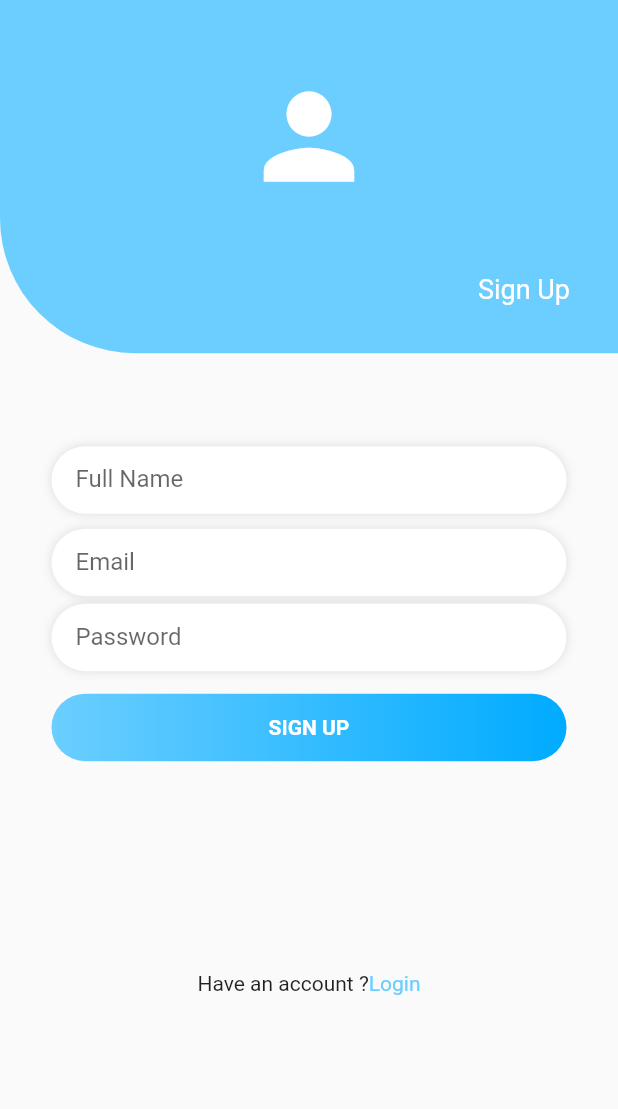
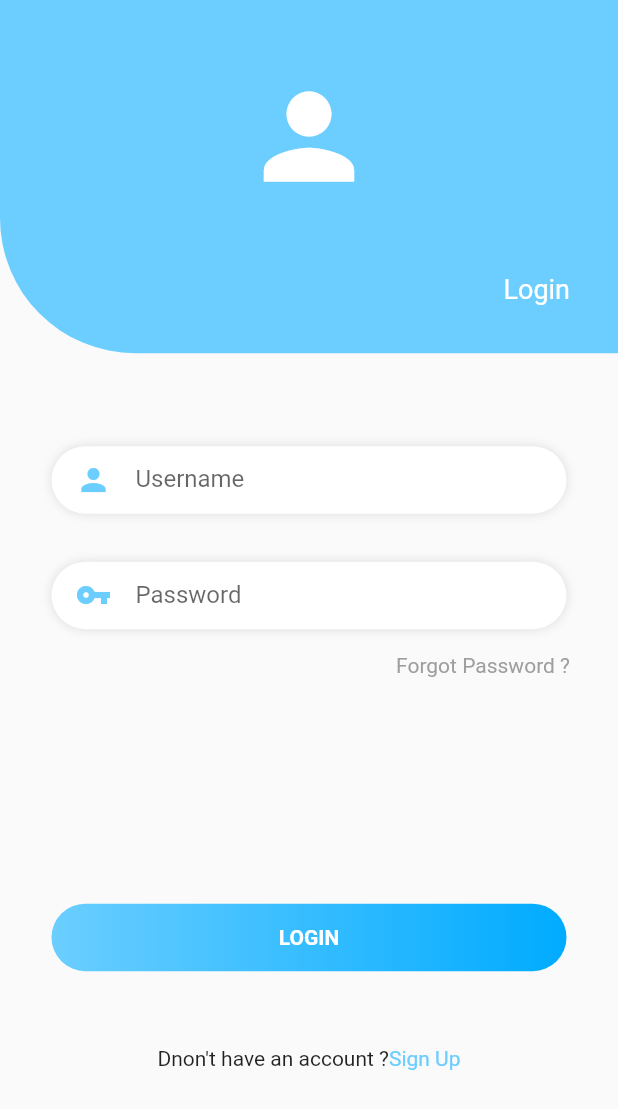
Before and after one commit to Jossiah-Oscar/serencis_sales, a Flutter app: the SignupPage screen opened directly, after a tap on "Have an account ?", on a phone screen of 412 x 824 dp. Shown: the top 1109 px of the screen. Run offline on Flutter 3.47's test engine with Material 2 defaults, Android fonts, the light colour scheme and no system bars; our stand-ins replace cloud_firestore, firebase_auth, firebase_core, firebase_storage, flutter_form_builder, location; accounts and stored records are empty; network calls fail.

Commit message:
login works without validation

```diff
--- /dev/null
+++ b/lib/screens/authentication/signin.dart
@@ -0,0 +1,221 @@
+// ignore_for_file: prefer_const_constructors, prefer_const_literals_to_create_immutables
+
+import 'package:firebase_auth/firebase_auth.dart';
+import 'package:flutter/material.dart';
+import 'package:serensic_sale/main.dart';
+import 'package:serensic_sale/screens/authentication/signup.dart';
+
+class LoginPage extends StatefulWidget {
+  const LoginPage({Key? key}) : super(key: key);
+
+  @override
+  State<StatefulWidget> createState() {
+    return _LoginPageState();
+  }
+}
+
+class _LoginPageState extends State<LoginPage> {
+  final _emailController = TextEditingController();
+  final _passwordController = TextEditingController();
+  @override
+  Widget build(BuildContext context) {
+    return Scaffold(
+      body: Container(
+        child: ListView(
+          children: <Widget>[
+            Container(
+              width: MediaQuery.of(context).size.width,
+              height: MediaQuery.of(context).size.height / 3.5,
+              decoration: BoxDecoration(
+                  gradient: LinearGradient(
+                    begin: Alignment.topCenter,
+                    end: Alignment.bottomCenter,
+                    colors: [Color(0xff6bceff), Color(0xff6bceff)],
+                  ),
+                  borderRadius:
+                      BorderRadius.only(bottomLeft: Radius.circular(90))),
+              child: Column(
+                mainAxisAlignment: MainAxisAlignment.center,
+                children: <Widget>[
+                  Spacer(),
+                  Align(
+                    alignment: Alignment.center,
+                    child: Icon(
+                      Icons.person,
+                      size: 90,
+                      color: Colors.white,
+                    ),
+                  ),
+                  Spacer(),
+                  Align(
+                    alignment: Alignment.bottomRight,
+                    child: Padding(
+                      padding: const EdgeInsets.only(bottom: 32, right: 32),
+                      child: Text(
+                        'Login',
+                        style: TextStyle(color: Colors.white, fontSize: 18),
+                      ),
+                    ),
+                  ),
+                ],
+              ),
+            ),
+            Container(
+              height: MediaQuery.of(context).size.height / 2,
+              width: MediaQuery.of(context).size.width,
+              padding: EdgeInsets.only(top: 62),
+              child: Column(
+                children: <Widget>[
+                  Container(
+                    width: MediaQuery.of(context).size.width / 1.2,
+                    height: 45,
+                    padding:
+                        EdgeInsets.only(top: 4, left: 16, right: 16, bottom: 4),
+                    decoration: BoxDecoration(
+                        borderRadius: BorderRadius.all(Radius.circular(50)),
+                        color: Colors.white,
+                        boxShadow: [
+                          BoxShadow(color: Colors.black12, blurRadius: 5)
+                        ]),
+                    child: TextField(
+                      controller: _emailController,
+                      decoration: InputDecoration(
+                        border: InputBorder.none,
+                        icon: Icon(
+                          Icons.person,
+                          color: Color(0xff6bceff),
+                        ),
+                        hintText: 'Username',
+                      ),
+                    ),
+                  ),
+                  Container(
+                    width: MediaQuery.of(context).size.width / 1.2,
+                    height: 45,
+                    margin: EdgeInsets.only(top: 32),
+                    padding:
+                        EdgeInsets.only(top: 4, left: 16, right: 16, bottom: 4),
+                    decoration: BoxDecoration(
+                        borderRadius: BorderRadius.all(Radius.circular(50)),
+                        color: Colors.white,
+                        boxShadow: [
+                          BoxShadow(color: Colors.black12, blurRadius: 5)
+                        ]),
+                    child: TextField(
+                      controller: _passwordController,
+                      obscureText: true,
+                      decoration: InputDecoration(
+                        border: InputBorder.none,
+                        icon: Icon(
+                          Icons.vpn_key,
+                          color: Color(0xff6bceff),
+                        ),
+                        hintText: 'Password',
+                      ),
+                    ),
+                  ),
+                  Align(
+                    alignment: Alignment.centerRight,
+                    child: Padding(
+                      padding: const EdgeInsets.only(top: 16, right: 32),
+                      child: Text(
+                        'Forgot Password ?',
+                        style: TextStyle(color: Colors.grey),
+                      ),
+                    ),
+                  ),
+                  Spacer(),
+                  InkWell(
+                    onTap: () async {
+                      await SignIn();
+                      Navigator.push(
+                        context,
+                        MaterialPageRoute(
+                          builder: (context) {
+                            return MyHomePage();
+                          },
+                        ),
+                      );
+                    },
+                    child: Container(
+                      height: 45,
+                      width: MediaQuery.of(context).size.width / 1.2,
+                      decoration: BoxDecoration(
+                          gradient: LinearGradient(
+                            colors: [
+                              Color(0xff6bceff),
+                              Color(0xFF00abff),
+                            ],
+                          ),
+                          borderRadius: BorderRadius.all(Radius.circular(50))),
+                      child: Center(
+                        child: Text(
+                          'Login'.toUpperCase(),
+                          style: TextStyle(
+                              color: Colors.white, fontWeight: FontWeight.bold),
+                        ),
+                      ),
+                    ),
+                  ),
+                ],
+              ),
+            ),
+            SizedBox(
+              height: 50,
+            ),
+            InkWell(
+              child: Container(
+                height: MediaQuery.of(context).size.height * 0.02,
+                child: Row(
+                  mainAxisAlignment: MainAxisAlignment.center,
+                  children: <Widget>[
+                    Text("Dnon't have an account ?"),
+                    Text(
+                      "Sign Up",
+                      style: TextStyle(color: Color(0xff6bceff)),
+                    ),
+                  ],
+                ),
+              ),
+              onTap: () {
+                Navigator.push(
+                  context,
+                  MaterialPageRoute(
+                    builder: (context) {
+                      return SignupPage();
+                    },
+                  ),
+                );
+              },
+            ),
+          ],
+        ),
+      ),
+    );
+  }
+
+  FirebaseAuth auth = FirebaseAuth.instance;
+
+  Future<User> SignIn() async {
+    User _firebaseUser;
+
+    showDialog(
+      context: context,
+      barrierDismissible: false,
+      builder: (context) {
+        return Center(
+          child: CircularProgressIndicator(),
+        );
+      },
+    );
+    try {
+      await auth.signInWithEmailAndPassword(
+          email: _emailController.text, password: _passwordController.text);
+    } catch (e) {
+      print(e);
+    }
+
+    _firebaseUser = auth.currentUser!;
+    return _firebaseUser;
+  }
+}
--- a/lib/screens/authentication/signup.dart
+++ b/lib/screens/authentication/signup.dart
@@ -5,6 +5,7 @@ import 'package:firebase_auth/firebase_auth.dart' as _firebase;
 import 'package:provider/provider.dart';
 import 'package:serensic_sale/backend/database.dart';
 import 'package:serensic_sale/main.dart';
+import 'package:serensic_sale/screens/authentication/signin.dart';
 
 class SignupPage extends StatefulWidget {
   const SignupPage({Key? key}) : super(key: key);
@@ -169,7 +170,7 @@ class _SignupPageState extends State<SignupPage> {
                           context,
                           MaterialPageRoute(
                             builder: (context) {
-                              return MyHomePage();
+                              return LoginPage();
                             },
                           ),
                         );
@@ -200,6 +201,8 @@ class _SignupPageState extends State<SignupPage> {
                 ),
               ),
               InkWell(
+                child: Container(
+                  height: MediaQuery.of(context).size.height * 0.02,
                   child: Row(
                     mainAxisAlignment: MainAxisAlignment.center,
                     children: <Widget>[
@@ -210,8 +213,16 @@ class _SignupPageState extends State<SignupPage> {
                       ),
                     ],
                   ),
+                ),
                 onTap: () {
-                  Navigator.pop(context);
+                  Navigator.push(
+                    context,
+                    MaterialPageRoute(
+                      builder: (context) {
+                        return LoginPage();
+                      },
+                    ),
+                  );
                 },
               ),
             ],
```
Lines whose indentation alone changed are shown as unchanged.
